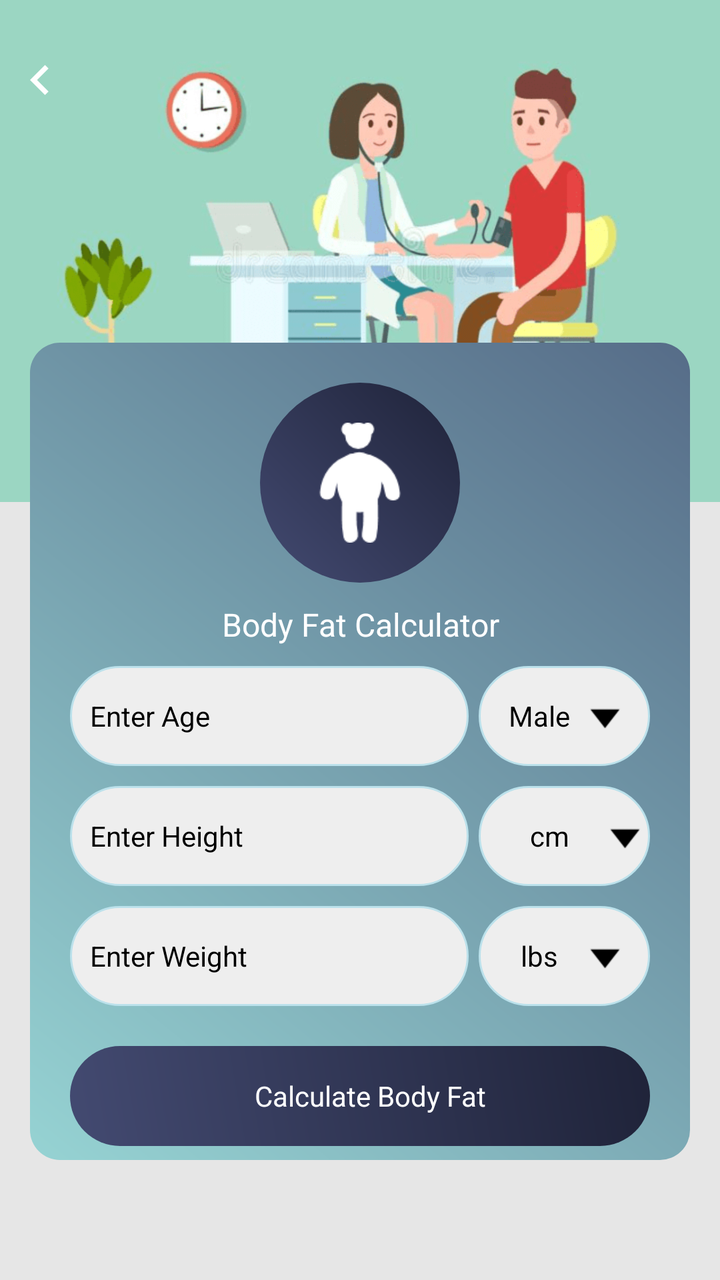
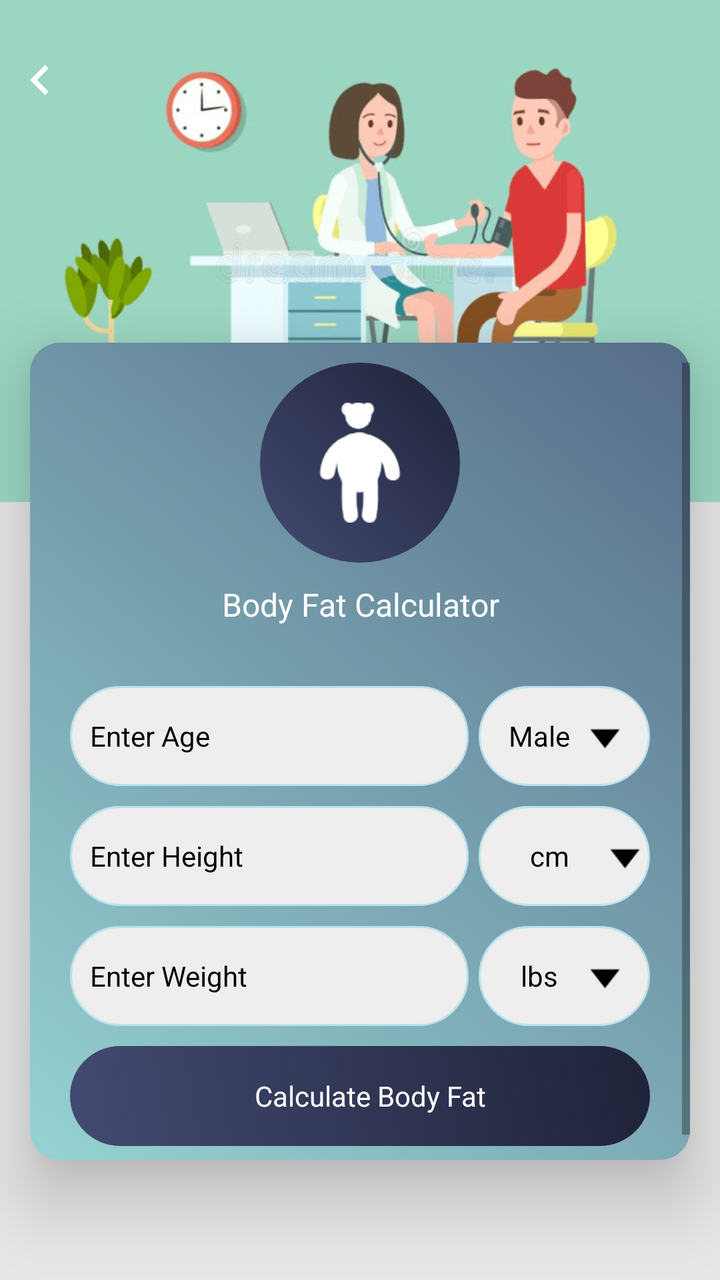

An Android layout rendered at two revisions. The XML below is the earlier revision; the diff shows what the commit changed to produce the second picture.
<!-- AndroidManifest.xml: application theme AppTheme -->
<!-- res/layout/activity_bodyfat.xml -->
<?xml version="1.0" encoding="utf-8"?>
<RelativeLayout xmlns:android="http://schemas.android.com/apk/res/android"
    xmlns:aapt="http://schemas.android.com/aapt"
    xmlns:app="http://schemas.android.com/apk/res-auto"
    android:layout_width="match_parent"
    android:layout_height="match_parent"
    android:background="@color/gray_color">


    <RelativeLayout
        android:id="@+id/banner"
        android:layout_width="match_parent"
        android:layout_height="wrap_content"
        android:background="@mipmap/calculator_banner_2">

    </RelativeLayout>
    <ImageView
        android:id="@+id/iv_back"
        android:layout_width="40dp"
        android:layout_height="40dp"
        android:layout_alignParentLeft="true"
        android:layout_alignParentTop="true"
        android:layout_marginTop="20dp"
        android:padding="5dp"
        android:src="@drawable/ic_chevron_left_white_24dp" />



    <LinearLayout
        android:id="@+id/cardviewone"
        android:layout_marginBottom="60dp"
        android:layout_width="match_parent"
        android:layout_height="wrap_content"
        android:layout_marginLeft="@dimen/text_15"
        android:layout_below="@+id/banner"
        android:layout_marginTop="-80dp"
        android:layout_marginRight="@dimen/text_15"
        android:orientation="horizontal"
        android:background="@drawable/a2_grad_black"
        app:cardElevation="20dip">





    <ScrollView
        android:layout_width="match_parent"
        android:layout_height="wrap_content"
        android:layout_above="@+id/ad_layout"
        android:layout_below="@+id/tv_bodyfat">

        <LinearLayout
            android:layout_width="match_parent"
            android:layout_height="wrap_content"
            android:layout_centerInParent="true"
            android:layout_margin="20dp"
            android:orientation="vertical">


            <RelativeLayout
                android:layout_width="match_parent"
                android:layout_above="@+id/cardviewone"
                android:layout_height="wrap_content">
                <RelativeLayout
                    android:id="@+id/rel12"
                    android:layout_width="100dp"
                    android:layout_centerInParent="true"
                    android:background="@drawable/a3_grad"
                    android:layout_height="100dp">

                    <ImageView
                        android:id="@+id/iv_bodyfat"
                        android:layout_width="60dp"
                        android:layout_height="60dp"
                        android:layout_centerHorizontal="true"
                        android:layout_centerInParent="true"
                        android:src="@drawable/img_body_fat" />
                </RelativeLayout>
            </RelativeLayout>


            <TextView
                android:id="@+id/tv_bodyfat"
                android:layout_width="match_parent"
                android:layout_height="wrap_content"
                android:layout_below="@+id/rel12"
                android:textAlignment="center"
                android:layout_centerHorizontal="true"
                android:layout_margin="10dp"
                android:text="@string/Body_Fat_Calculator"
                android:textColor="@color/white"
                android:textSize="@dimen/textsize_16" />

            <LinearLayout
                android:id="@+id/llbodyfat"
                android:layout_width="match_parent"
                android:layout_height="wrap_content"
                android:orientation="horizontal">

                <EditText
                    android:id="@+id/et_age"
                    android:layout_width="0dp"
                    android:layout_height="50dp"
                    android:layout_marginBottom="5dp"
                    android:layout_weight="7"
                    android:background="@drawable/corner2"
                    android:hint="@string/Enter_Age"
                    android:imeOptions="actionNext"
                    android:inputType="number"
                    android:paddingLeft="10dp"
                    android:textColor="@color/black"
                    android:textColorHint="@color/black"
                    android:textSize="@dimen/textsize_14" />

                <TextView
                    android:id="@+id/tv_gender"
                    android:layout_width="0dp"
                    android:layout_height="match_parent"
                    android:layout_marginLeft="5dp"
                    android:layout_marginBottom="5dp"
                    android:layout_weight="3"
                    android:background="@drawable/corner2"
                    android:drawableRight="@mipmap/down"
                    android:gravity="center"
                    android:padding="10dp"
                    android:paddingLeft="10dp"
                    android:text="@string/Male"
                    android:textColor="@color/black"
                    android:textColorHint="@color/black"
                    android:textSize="@dimen/textsize_14" />
            </LinearLayout>
            `

            <LinearLayout
                android:layout_width="match_parent"
                android:layout_height="wrap_content"
                android:layout_centerInParent="true"
                android:layout_marginTop="5dp"
                android:orientation="horizontal"
                android:weightSum="10">

                <EditText
                    android:id="@+id/et_height"
                    android:layout_width="0dp"
                    android:layout_height="50dp"
                    android:layout_weight="7"
                    android:background="@drawable/corner2"
                    android:hint="@string/Enter_Height"
                    android:imeOptions="actionNext"
                    android:inputType="numberDecimal"
                    android:paddingLeft="10dp"
                    android:textColor="@color/black"
                    android:textColorHint="@color/black"
                    android:textSize="@dimen/textsize_14" />

                <TextView
                    android:id="@+id/tv_heightunit"
                    android:layout_width="0dp"
                    android:layout_height="match_parent"
                    android:layout_marginLeft="5dp"
                    android:layout_weight="3"
                    android:background="@drawable/corner2"
                    android:drawableRight="@mipmap/down"
                    android:gravity="center"
                    android:paddingLeft="10dp"
                    android:text="@string/cm"
                    android:textColor="@color/black"
                    android:textColorHint="@color/black"
                    android:textSize="@dimen/textsize_14" />
            </LinearLayout>

            <LinearLayout
                android:layout_width="match_parent"
                android:layout_height="wrap_content"
                android:layout_centerInParent="true"
                android:layout_marginTop="10dp"
                android:orientation="horizontal"
                android:weightSum="10">

                <EditText
                    android:id="@+id/et_weight"
                    android:layout_width="0dp"
                    android:layout_height="50dp"
                    android:layout_weight="7"
                    android:background="@drawable/corner2"
                    android:hint="@string/Enter_Weight"
                    android:imeOptions="actionDone"
                    android:inputType="numberDecimal"
                    android:paddingLeft="10dp"
                    android:textColor="@color/black"
                    android:textColorHint="@color/black"
                    android:textSize="@dimen/textsize_14" />

                <TextView
                    android:id="@+id/tv_weightunit"
                    android:layout_width="0dp"
                    android:layout_height="match_parent"
                    android:layout_marginLeft="5dp"
                    android:layout_weight="3"
                    android:background="@drawable/corner2"
                    android:drawableRight="@mipmap/down"
                    android:gravity="center"
                    android:padding="10dp"
                    android:paddingLeft="10dp"
                    android:text="@string/lbs"
                    android:textColor="@color/black"
                    android:textColorHint="@color/black"
                    android:textSize="@dimen/textsize_14" />
            </LinearLayout>

            <TextView
                android:id="@+id/tv_search_bodyfat"
                android:layout_width="match_parent"
                android:layout_height="50dp"
                android:layout_marginTop="20dp"

                android:background="@drawable/a3_grad"
                android:gravity="center"
                android:paddingLeft="10dp"
                android:text="@string/Calculate_Body_Fat"
                android:textColor="@color/white"
                android:textColorHint="@color/white"
                android:textSize="@dimen/textsize_14" />
        </LinearLayout>
    </ScrollView>
    </LinearLayout>

    <LinearLayout
        android:id="@+id/normal_ad_include"
        android:layout_width="match_parent"
        android:layout_height="wrap_content"
        android:orientation="vertical"
        android:gravity="center"
        android:layout_alignParentBottom="true"/>
</RelativeLayout>
<!-- resources referenced by this layout -->
<resources>
  <color name="black">#000000</color>
  <color name="gray_color">#E6E6E6</color>
  <color name="white">#ffffff</color>
  <dimen name="text_15">15sp</dimen>
  <dimen name="textsize_14">14sp</dimen>
  <dimen name="textsize_16">16sp</dimen>
  <!-- drawable a2_grad_black (drawable) -->
  <?xml version="1.0" encoding="utf-8"?>
  <shape xmlns:android="http://schemas.android.com/apk/res/android">
      <gradient
          android:angle="225"
          android:endColor="#96D3D3"
          android:startColor="#566C88" />
  
      <corners android:radius="15dp"/>
  
  </shape>
  <!-- drawable a3_grad (drawable) -->
  <?xml version="1.0" encoding="utf-8"?>
  <shape xmlns:android="http://schemas.android.com/apk/res/android">
  <gradient
      android:angle="225"
      android:endColor="#434A71"
      android:startColor="#1F2339" />
  
  <corners android:radius="200dp"/>
  
  </shape>
  <!-- drawable corner2 (drawable) -->
  <?xml version="1.0" encoding="utf-8"?>
  <shape xmlns:android="http://schemas.android.com/apk/res/android"
      android:shape="rectangle">
  
  
      <stroke
          android:width="1dp"
          android:color="#BBE1EB"/>
  
      <corners android:radius="200dp"/>
  
      <solid
          android:color="#EEEEEE"/>
  
  </shape>
  <!-- drawable ic_chevron_left_white_24dp (drawable) -->
  <vector android:height="24dp" android:tint="#FFFFFF"
      android:viewportHeight="24" android:viewportWidth="24"
      android:width="24dp" xmlns:android="http://schemas.android.com/apk/res/android">
      <path android:fillColor="@android:color/white" android:pathData="M15.41,7.41L14,6l-6,6 6,6 1.41,-1.41L10.83,12z"/>
  </vector>
  <!-- drawable img_body_fat: png bitmap (drawable, 1308 bytes) -->
  <!-- mipmap calculator_banner_2: png bitmap (mipmap-xhdpi, 70074 bytes) -->
  <!-- mipmap down: png bitmap (mipmap-xhdpi, 325 bytes) -->
  <string name="Body_Fat_Calculator">Body Fat Calculator</string>
  <string name="Calculate_Body_Fat">Calculate Body Fat</string>
  <string name="Enter_Age">Enter Age</string>
  <string name="Enter_Height">Enter Height</string>
  <string name="Enter_Weight">Enter Weight</string>
  <string name="Male">Male</string>
  <string name="cm">cm</string>
  <string name="lbs">lbs</string>
  <style name="AppTheme" parent="Theme.AppCompat.Light.DarkActionBar">
          
          <item name="colorPrimary">@color/colorPrimary</item>
          <item name="colorPrimaryDark">@color/colorPrimaryDark</item>
          <item name="colorAccent">@color/colorAccent</item>
      </style>
  <color name="colorPrimary">#434A71</color>
  <color name="colorPrimaryDark">#1F2339</color>
  <color name="colorAccent">#1F2339</color>
</resources>

<!-- the commit's change to res/layout/activity_bodyfat.xml (unified diff, before → after) -->
@@ -37,23 +37,18 @@
         android:layout_marginRight="@dimen/text_15"
         android:orientation="horizontal"
         android:background="@drawable/a2_grad_black"
-        app:cardElevation="20dip">
-
-
-
-
+        android:elevation="20dp">
 
     <ScrollView
         android:layout_width="match_parent"
         android:layout_height="wrap_content"
         android:layout_above="@+id/ad_layout"
+        android:layout_marginTop="10dp"
         android:layout_below="@+id/tv_bodyfat">
 
         <LinearLayout
             android:layout_width="match_parent"
             android:layout_height="wrap_content"
-            android:layout_centerInParent="true"
-            android:layout_margin="20dp"
             android:orientation="vertical">
 
 
@@ -91,6 +86,15 @@
                 android:textColor="@color/white"
                 android:textSize="@dimen/textsize_16" />
 
+        <LinearLayout
+            android:layout_width="match_parent"
+            android:layout_height="wrap_content"
+            android:layout_centerInParent="true"
+            android:layout_margin="20dp"
+            android:orientation="vertical">
+
+
+
             <LinearLayout
                 android:id="@+id/llbodyfat"
                 android:layout_width="match_parent"
@@ -129,8 +133,6 @@
                     android:textColorHint="@color/black"
                     android:textSize="@dimen/textsize_14" />
             </LinearLayout>
-            `
-
             <LinearLayout
                 android:layout_width="match_parent"
                 android:layout_height="wrap_content"
@@ -212,8 +214,7 @@
                 android:id="@+id/tv_search_bodyfat"
                 android:layout_width="match_parent"
                 android:layout_height="50dp"
-                android:layout_marginTop="20dp"
-
+                android:layout_marginTop="10dp"
                 android:background="@drawable/a3_grad"
                 android:gravity="center"
                 android:paddingLeft="10dp"
@@ -222,6 +223,7 @@
                 android:textColorHint="@color/white"
                 android:textSize="@dimen/textsize_14" />
         </LinearLayout>
+        </LinearLayout>
     </ScrollView>
     </LinearLayout>
 
